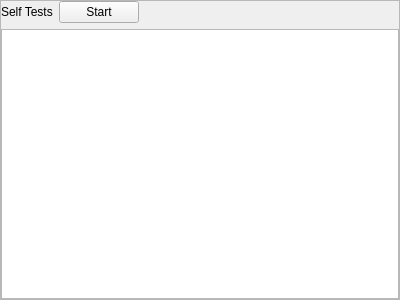
This is apps/BlockTool/blockTool.ui in assignonward/aosuite as Qt 5 draws it before an edit. The edited form follows.
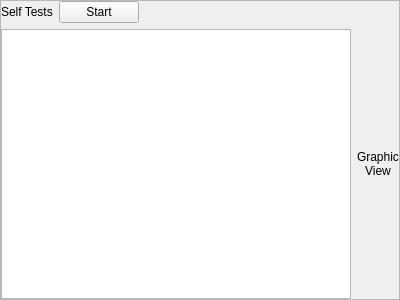
This is the edited form. Icons and pictures are not drawn.

Commit message: generate graphviz dot visualization on the fly.  Now just have to translate blocks to .dot format....

Patch:
```diff
--- a/apps/BlockTool/blockTool.ui
+++ b/apps/BlockTool/blockTool.ui
@@ -45,7 +45,18 @@
     <item row="2" column="0">
      <widget class="QTextEdit" name="report"/>
     </item>
-    <item row="1" column="0">
+    <item row="2" column="1">
+     <widget class="QLabel" name="graphic">
+      <property name="text">
+       <string>Graphic
+View</string>
+      </property>
+      <property name="alignment">
+       <set>Qt::AlignCenter</set>
+      </property>
+     </widget>
+    </item>
+    <item row="1" column="0" colspan="2">
      <layout class="QHBoxLayout" name="horizontalLayout">
       <property name="topMargin">
        <number>0</number>
```
Left out of the diff: 2 changed lines with no effect on the pictures. The commit also changes 8 other files.
